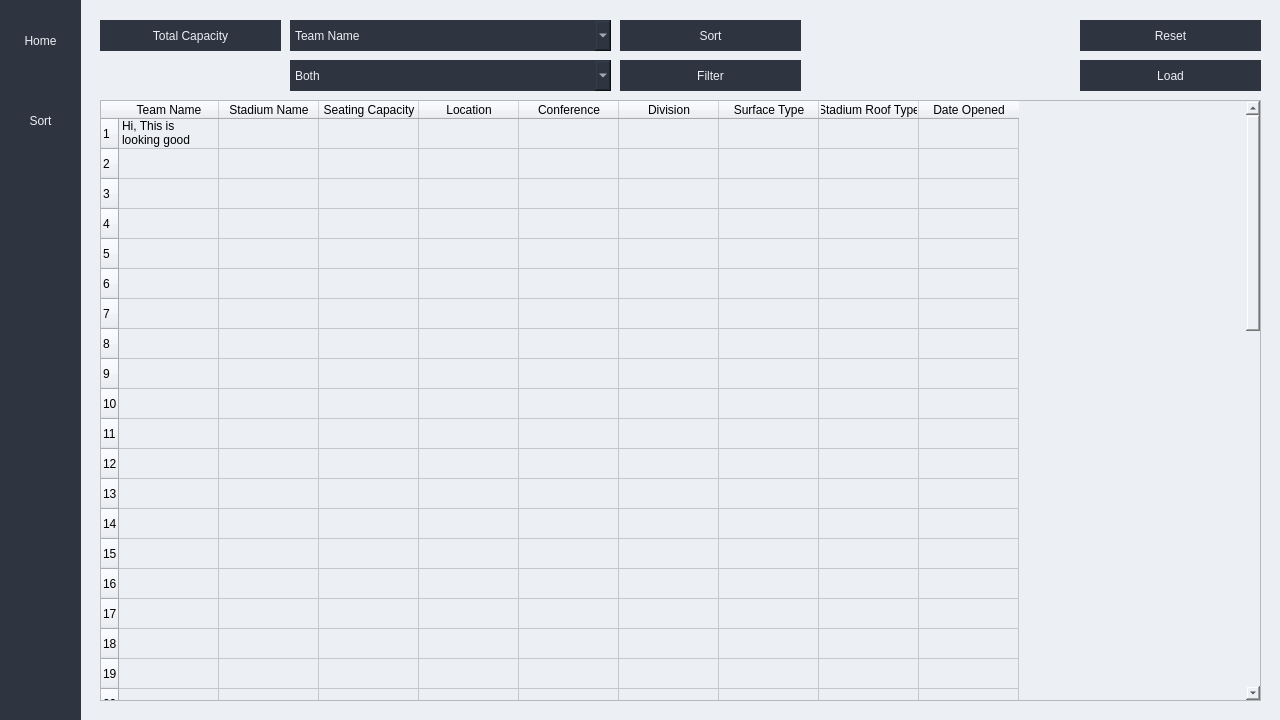
josharaedwards/CS1C-Project-1, file mainwindow.ui: the form before one commit.
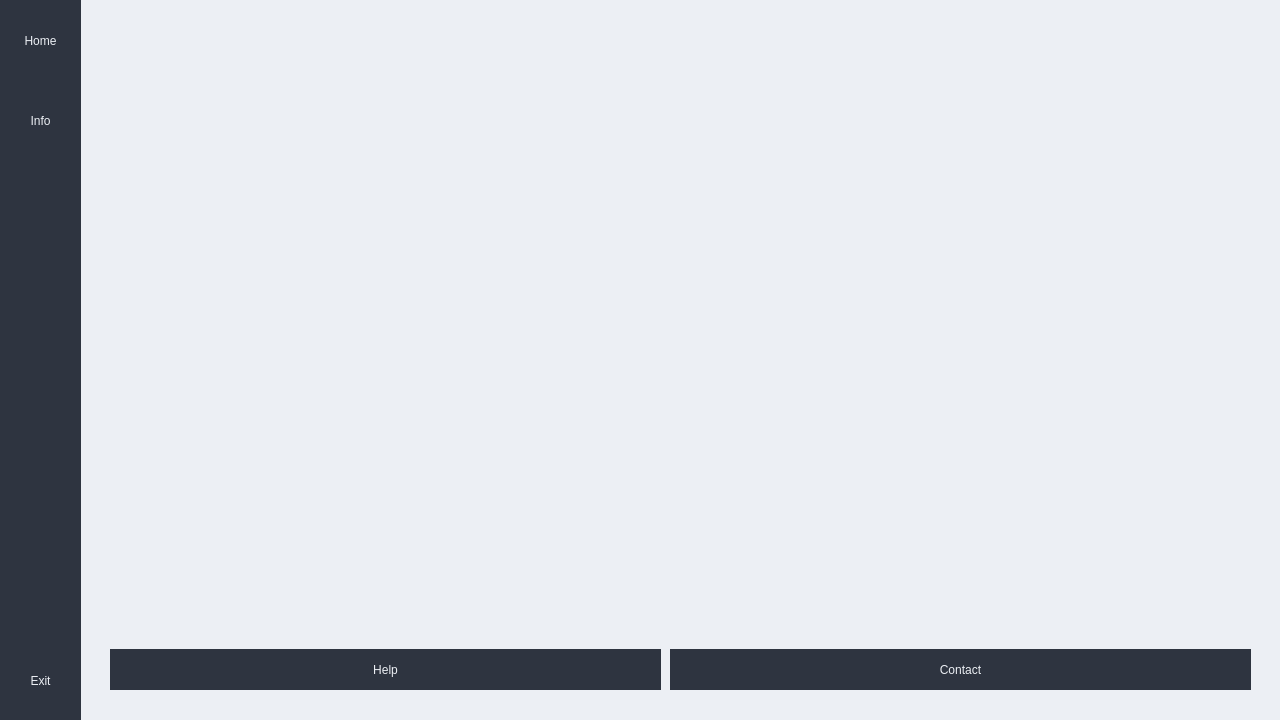
The form after the commit. Icons and pictures are not drawn.

What changed in the file:
```diff
--- a/mainwindow.ui
+++ b/mainwindow.ui
@@ -29,6 +29,9 @@
      <height>720</height>
     </size>
    </property>
+   <property name="styleSheet">
+    <string notr="true"/>
+   </property>
    <widget class="QFrame" name="sidebar">
     <property name="geometry">
      <rect>
@@ -51,7 +54,9 @@
      </size>
     </property>
     <property name="styleSheet">
-     <string notr="true">background-color: rgb(46, 52, 64);</string>
+     <string notr="true">background-color: rgb(46, 52, 64);
+font: 87 12pt &quot;Segoe UI Black&quot;;
+</string>
     </property>
     <property name="frameShape">
      <enum>QFrame::NoFrame</enum>
@@ -83,14 +88,12 @@
      <property name="styleSheet">
       <string notr="true">QPushButton {
 	border:none;
-	font: 75 12pt &quot;Consolas&quot;;
 	background-color: rgb(46, 52, 64);
 	color: rgb(236, 239, 244);
 }
 
 QPushButton:hover {
 	border:none;
-	font: 75 12pt &quot;Consolas&quot;;
 	background-color: rgb(236, 239, 244);
 	color: rgb(46, 52, 64);
 }</string>
@@ -123,20 +126,56 @@
      <property name="styleSheet">
       <string notr="true">QPushButton {
 	border:none;
-	font: 75 12pt &quot;Consolas&quot;;
 	background-color: rgb(46, 52, 64);
 	color: rgb(236, 239, 244);
 }
 
 QPushButton:hover {
 	border:none;
-	font: 75 12pt &quot;Consolas&quot;;
 	background-color: rgb(236, 239, 244);
 	color: rgb(46, 52, 64);
 }</string>
      </property>
      <property name="text">
-      <string>Sort</string>
+      <string>Info</string>
+     </property>
+    </widget>
+    <widget class="QPushButton" name="closeBtn">
+     <property name="geometry">
+      <rect>
+       <x>0</x>
+       <y>640</y>
+       <width>81</width>
+       <height>81</height>
+      </rect>
+     </property>
+     <property name="minimumSize">
+      <size>
+       <width>81</width>
+       <height>81</height>
+      </size>
+     </property>
+     <property name="maximumSize">
+      <size>
+       <width>111</width>
+       <height>81</height>
+      </size>
+     </property>
+     <property name="styleSheet">
+      <string notr="true">QPushButton {
+	border:none;
+	background-color: rgb(46, 52, 64);
+	color: rgb(236, 239, 244);
+}
+
+QPushButton:hover {
+	border:none;
+	background-color: rgb(236, 239, 244);
+	color: rgb(46, 52, 64);
+}</string>
+     </property>
+     <property name="text">
+      <string>Exit</string>
      </property>
     </widget>
    </widget>
@@ -162,37 +201,41 @@
      </size>
     </property>
     <property name="styleSheet">
-     <string notr="true">background-color: rgb(236, 239, 244);</string>
+     <string notr="true">background-color: rgb(236, 239, 244);
+font: 87 12pt &quot;Segoe UI Black&quot;;</string>
     </property>
     <widget class="QWidget" name="homeContent" native="true">
      <property name="geometry">
       <rect>
-       <x>0</x>
-       <y>-1</y>
-       <width>1181</width>
-       <height>701</height>
+       <x>-10</x>
+       <y>-11</y>
+       <width>1201</width>
+       <height>721</height>
       </rect>
      </property>
+     <property name="styleSheet">
+      <string notr="true">.QWidget {
+	background-image: url(:/images/images/background.jpg);
+}</string>
+     </property>
      <widget class="QPushButton" name="infoBtn">
       <property name="geometry">
        <rect>
-        <x>10</x>
+        <x>30</x>
         <y>650</y>
-        <width>571</width>
+        <width>551</width>
         <height>41</height>
        </rect>
       </property>
       <property name="styleSheet">
        <string notr="true">QPushButton {
-	border:none;
-	font: 75 12pt &quot;Consolas&quot;;
+	border: none;
 	background-color: rgb(46, 52, 64);
 	color: rgb(236, 239, 244);
 }
 
 QPushButton:hover {
-	border:none;
-	font: 75 12pt &quot;Consolas&quot;;
+	border: none;
 	background-color: rgb(216, 222, 233);
 	color: rgb(46, 52, 64);
 }</string>
@@ -213,14 +256,12 @@
       <property name="styleSheet">
        <string notr="true">QPushButton {
 	border:none;
-	font: 75 12pt &quot;Consolas&quot;;
 	background-color: rgb(46, 52, 64);
 	color: rgb(236, 239, 244);
 }
 
 QPushButton:hover {
 	border:none;
-	font: 75 12pt &quot;Consolas&quot;;
 	background-color: rgb(216, 222, 233);
 	color: rgb(46, 52, 64);
 }</string>
@@ -233,12 +274,15 @@
     <widget class="QWidget" name="sortContent" native="true">
      <property name="geometry">
       <rect>
-       <x>0</x>
+       <x>-10</x>
        <y>0</y>
-       <width>1181</width>
-       <height>701</height>
+       <width>1201</width>
+       <height>711</height>
       </rect>
      </property>
+     <property name="styleSheet">
+      <string notr="true">background-color: rgb(236, 239, 244);</string>
+     </property>
      <widget class="QComboBox" name="dataSortDropdown">
       <property name="geometry">
        <rect>
@@ -251,7 +295,7 @@
       <property name="styleSheet">
        <string notr="true">QComboBox {
 	border:none;
-	font: 75 12pt &quot;Consolas&quot;;
+	font: 12pt &quot;Segoe UI&quot;;
 	background-color: rgb(46, 52, 64);
 	color: rgb(236, 239, 244);
 }</string>
@@ -289,14 +333,12 @@
       <property name="styleSheet">
        <string notr="true">QPushButton {
 	border:none;
-	font: 75 12pt &quot;Consolas&quot;;
 	background-color: rgb(46, 52, 64);
 	color: rgb(236, 239, 244);
 }
 
 QPushButton:hover {
 	border:none;
-	font: 75 12pt &quot;Consolas&quot;;
 	background-color: rgb(216, 222, 233);
 	color: rgb(46, 52, 64);
 }</string>
@@ -317,7 +359,7 @@
       <property name="styleSheet">
        <string notr="true">QComboBox {
 	border:none;
-	font: 75 12pt &quot;Consolas&quot;;
+	font: 12pt &quot;Segoe UI&quot;;
 	background-color: rgb(46, 52, 64);
 	color: rgb(236, 239, 244);
 }</string>
@@ -350,14 +392,12 @@
       <property name="styleSheet">
        <string notr="true">QPushButton {
 	border:none;
-	font: 75 12pt &quot;Consolas&quot;;
 	background-color: rgb(46, 52, 64);
 	color: rgb(236, 239, 244);
 }
 
 QPushButton:hover {
 	border:none;
-	font: 75 12pt &quot;Consolas&quot;;
 	background-color: rgb(216, 222, 233);
 	color: rgb(46, 52, 64);
 }</string>
@@ -375,6 +415,9 @@
         <height>601</height>
        </rect>
       </property>
+      <property name="styleSheet">
+       <string notr="true">font: 12pt &quot;Segoe UI&quot;;</string>
+      </property>
       <row>
        <property name="text">
         <string>1</string>
@@ -676,34 +719,6 @@
        </property>
       </item>
      </widget>
-     <widget class="QPushButton" name="dataResetBtn">
-      <property name="geometry">
-       <rect>
-        <x>990</x>
-        <y>10</y>
-        <width>181</width>
-        <height>31</height>
-       </rect>
-      </property>
-      <property name="styleSheet">
-       <string notr="true">QPushButton {
-	border:none;
-	font: 75 12pt &quot;Consolas&quot;;
-	background-color: rgb(46, 52, 64);
-	color: rgb(236, 239, 244);
-}
-
-QPushButton:hover {
-	border:none;
-	font: 75 12pt &quot;Consolas&quot;;
-	background-color: rgb(216, 222, 233);
-	color: rgb(46, 52, 64);
-}</string>
-      </property>
-      <property name="text">
-       <string>Reset</string>
-      </property>
-     </widget>
      <widget class="QPushButton" name="dataLoadBtn">
       <property name="geometry">
        <rect>
@@ -716,14 +731,12 @@
       <property name="styleSheet">
        <string notr="true">QPushButton {
 	border:none;
-	font: 75 12pt &quot;Consolas&quot;;
 	background-color: rgb(46, 52, 64);
 	color: rgb(236, 239, 244);
 }
 
 QPushButton:hover {
 	border:none;
-	font: 75 12pt &quot;Consolas&quot;;
 	background-color: rgb(216, 222, 233);
 	color: rgb(46, 52, 64);
 }</string>
@@ -743,7 +756,6 @@
       </property>
       <property name="styleSheet">
        <string notr="true">border:none;
-font: 75 12pt &quot;Consolas&quot;;
 background-color: rgb(46, 52, 64);
 color: rgb(236, 239, 244);</string>
       </property>
@@ -761,8 +773,7 @@
        </rect>
       </property>
       <property name="styleSheet">
-       <string notr="true">font: 75 12pt &quot;Consolas&quot;;
-color: rgb(46, 52, 64);</string>
+       <string notr="true">color: rgb(46, 52, 64);</string>
       </property>
       <property name="text">
        <string/>
@@ -771,16 +782,9 @@
        <set>Qt::AlignCenter</set>
       </property>
      </widget>
-     <zorder>dataSortDropdown</zorder>
-     <zorder>dataSortBtn</zorder>
-     <zorder>dataFilterDropdown</zorder>
-     <zorder>dataFilterBtn</zorder>
-     <zorder>dataResetBtn</zorder>
-     <zorder>tableWidget</zorder>
-     <zorder>dataLoadBtn</zorder>
-     <zorder>totalCapacityLabel</zorder>
-     <zorder>totalCapacityDisplay</zorder>
     </widget>
+    <zorder>sortContent</zorder>
+    <zorder>homeContent</zorder>
    </widget>
   </widget>
  </widget>
```
Left out of the diff: 16 changed lines with no effect on the pictures.
